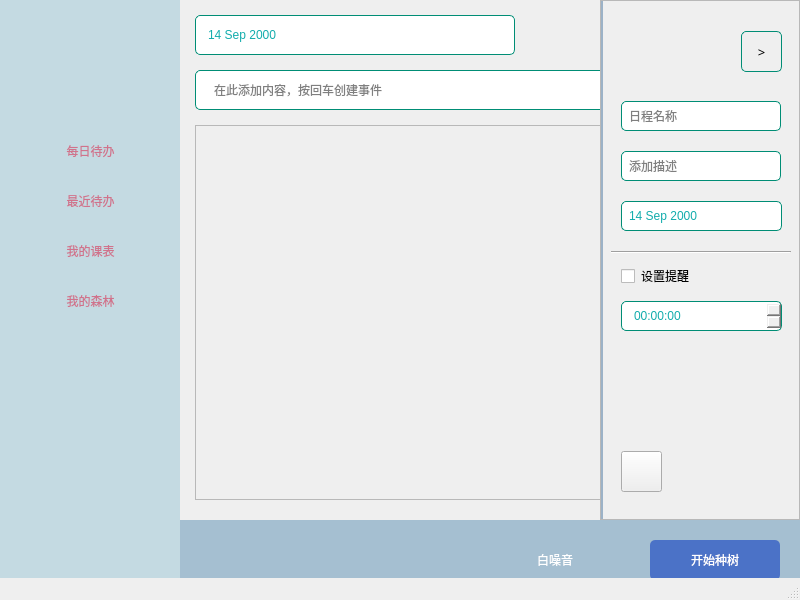
MindfulMeadow-Dev-Team/MindfulMeadow, file mainwindow.ui: the form before one commit.
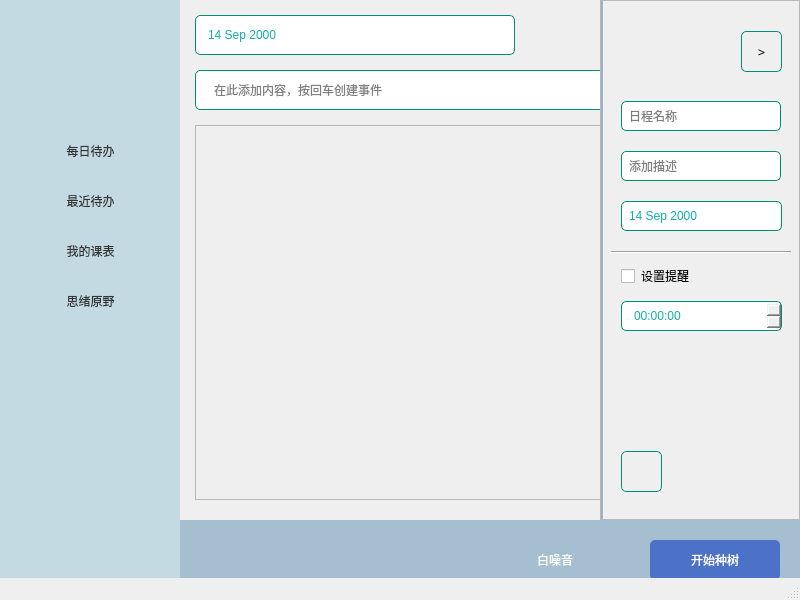
The form after the commit. The open tabs and pages were chosen to show the change. Icons and pictures are not drawn.

```diff
--- a/mainwindow.ui
+++ b/mainwindow.ui
@@ -77,7 +77,7 @@
 	border-radius: 5px; 
 	background-color: #c4dae2; 
 	border-style: none;
-	color: #d0738c;
+	color: #333333;
 }
 QPushButton:hover{
     background-color: #9cb2c7;
@@ -114,7 +114,7 @@
 	border-radius: 5px; 
 	background-color: #c4dae2; 
 	border-style: none;
-	color: #d0738c;
+	color: #333333;
 }
 QPushButton:hover{
     background-color: #9cb2c7;
@@ -151,7 +151,7 @@
 	border-radius: 5px; 
 	background-color: #c4dae2; 
 	border-style: none;
-	color: #d0738c;
+	color: #333333;
 }
 QPushButton:hover{
     background-color: #9cb2c7;
@@ -191,7 +191,7 @@
 	border-radius: 5px; 
 	background-color: #c4dae2; 
 	border-style: none;
-	color: #d0738c;
+	color: #333333;
 }
 QPushButton:hover{
     background-color: #9cb2c7;
@@ -201,7 +201,7 @@
 }</string>
      </property>
      <property name="text">
-      <string>我的森林</string>
+      <string>思绪原野</string>
      </property>
      <property name="icon">
       <iconset resource="res.qrc">
@@ -454,6 +454,16 @@
         <height>41</height>
        </rect>
       </property>
+      <property name="styleSheet">
+       <string notr="true">QPushButton {
+border: 1px solid #008D75;
+	border-radius: 5px;;
+}
+
+QPushButton:hover {
+background-color: #ededed;
+}</string>
+      </property>
       <property name="text">
        <string/>
       </property>
```
Left out of the diff: 8 changed lines with no effect on the pictures.
